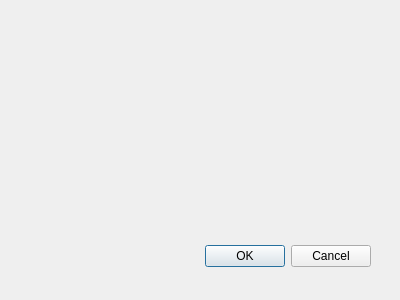
The window that ldsplugin/QgisLdsPlugin_dialog_base.ui (SPlanzer/QGIS-LDS-Plugin) describes before a commit, drawn with Qt 5.
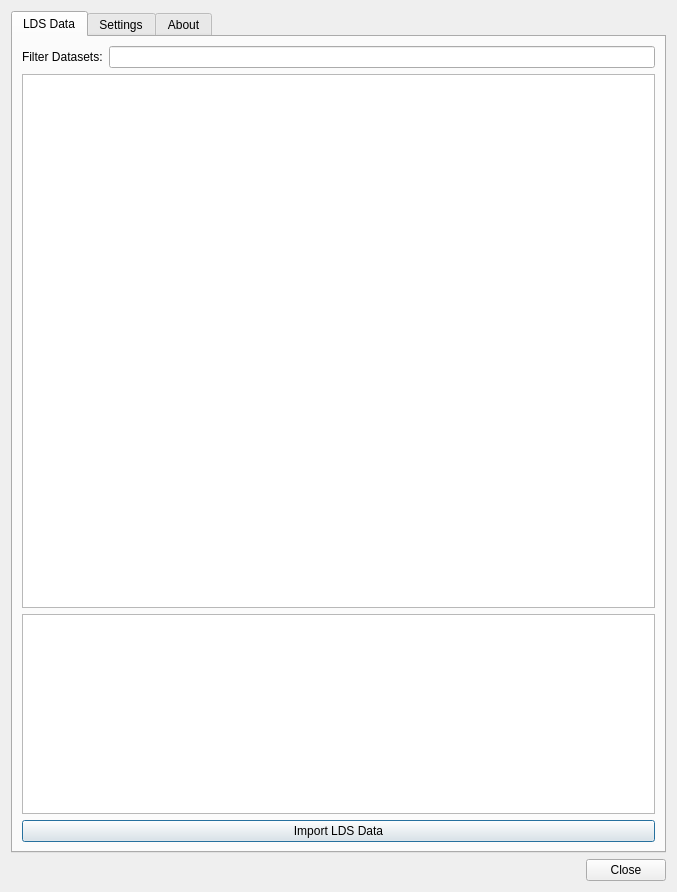
The same window after the commit.

The edit to the form file:
```diff
--- a/ldsplugin/QgisLdsPlugin_dialog_base.ui
+++ b/ldsplugin/QgisLdsPlugin_dialog_base.ui
@@ -1,33 +1,149 @@
 <ui version="4.0" >
  <class>QgisLdsPluginDialogBase</class>
- <widget class="QDialog" name="QgisLdsPluginDialogBase" >
-  <property name="geometry" >
+ <widget class="QDialog" name="QgisLdsPluginDialogBase">
+  <property name="geometry">
    <rect>
     <x>0</x>
     <y>0</y>
-    <width>400</width>
-    <height>300</height>
+    <width>677</width>
+    <height>892</height>
    </rect>
   </property>
   <property name="windowTitle" >
    <string>QGIS-LDS-Plugin</string>
   </property>
-  <widget class="QDialogButtonBox" name="button_box" >
-   <property name="geometry" >
-    <rect>
-     <x>30</x>
-     <y>240</y>
-     <width>341</width>
-     <height>32</height>
-    </rect>
-   </property>
-   <property name="orientation" >
-    <enum>Qt::Horizontal</enum>
-   </property>
-   <property name="standardButtons" >
-    <set>QDialogButtonBox::Cancel|QDialogButtonBox::Ok</set>
-   </property>
-  </widget>
+  <layout class="QVBoxLayout" name="verticalLayout">
+   <item>
+    <widget class="QTabWidget" name="tabWidget">
+     <property name="currentIndex">
+      <number>0</number>
+     </property>
+     <widget class="QWidget" name="tab">
+      <attribute name="title">
+       <string>LDS Data</string>
+      </attribute>
+      <layout class="QGridLayout" name="gridLayout">
+       <item row="3" column="0">
+        <widget class="QPushButton" name="uBtnImport">
+         <property name="text">
+          <string>Import LDS Data</string>
+         </property>
+        </widget>
+       </item>
+       <item row="0" column="0">
+        <layout class="QHBoxLayout" name="horizontalLayout">
+         <item>
+          <widget class="QLabel" name="label">
+           <property name="text">
+            <string>Filter Datasets:</string>
+           </property>
+          </widget>
+         </item>
+         <item>
+          <widget class="QLineEdit" name="uTextFilter"/>
+         </item>
+        </layout>
+       </item>
+       <item row="2" column="0">
+        <widget class="QTextEdit" name="uTextDescription">
+         <property name="maximumSize">
+          <size>
+           <width>16777215</width>
+           <height>200</height>
+          </size>
+         </property>
+        </widget>
+       </item>
+       <item row="1" column="0">
+        <widget class="QTableView" name="uDatasetsTableView">
+         <property name="alternatingRowColors">
+          <bool>true</bool>
+         </property>
+         <property name="selectionMode">
+          <enum>QAbstractItemView::SingleSelection</enum>
+         </property>
+         <property name="selectionBehavior">
+          <enum>QAbstractItemView::SelectRows</enum>
+         </property>
+         <attribute name="horizontalHeaderStretchLastSection">
+          <bool>false</bool>
+         </attribute>
+         <attribute name="verticalHeaderShowSortIndicator" stdset="0">
+          <bool>true</bool>
+         </attribute>
+         <attribute name="verticalHeaderStretchLastSection">
+          <bool>true</bool>
+         </attribute>
+        </widget>
+       </item>
+      </layout>
+     </widget>
+     <widget class="QWidget" name="tab_2">
+      <attribute name="title">
+       <string>Settings</string>
+      </attribute>
+      <layout class="QGridLayout" name="gridLayout_2">
+       <item row="1" column="0">
+        <layout class="QHBoxLayout" name="horizontalLayout_2">
+         <item>
+          <widget class="QLabel" name="label_2">
+           <property name="text">
+            <string>API Key:</string>
+           </property>
+          </widget>
+         </item>
+         <item>
+          <widget class="QLineEdit" name="uTextAPIKey"/>
+         </item>
+         <item>
+          <widget class="QPushButton" name="uBtnSaveKey">
+           <property name="text">
+            <string>Save Key</string>
+           </property>
+          </widget>
+         </item>
+        </layout>
+       </item>
+       <item row="3" column="0">
+        <spacer name="verticalSpacer">
+         <property name="orientation">
+          <enum>Qt::Vertical</enum>
+         </property>
+         <property name="sizeHint" stdset="0">
+          <size>
+           <width>20</width>
+           <height>40</height>
+          </size>
+         </property>
+        </spacer>
+       </item>
+       <item row="0" column="0">
+        <widget class="QLabel" name="label_3">
+         <property name="text">
+          <string>&lt;html&gt;&lt;head/&gt;&lt;body&gt;&lt;p&gt;&lt;span style=&quot; font-weight:600;&quot;&gt;&lt;br/&gt;API KEY:&lt;/span&gt;&lt;/p&gt;&lt;p&gt;Please add your API key here to allow connection to the LINZ Data Service.&lt;br/&gt;For more , please see the &lt;a href=&quot;http://www.linz.govt.nz/data/linz-data-service/guides-and-documentation/creating-an-api-key&quot;&gt;&lt;span style=&quot; text-decoration: underline; color:#0000ff;&quot;&gt;LINZ website&lt;/span&gt;&lt;/a&gt;&lt;/p&gt;&lt;/body&gt;&lt;/html&gt;</string>
+         </property>
+         <property name="openExternalLinks">
+          <bool>true</bool>
+         </property>
+        </widget>
+       </item>
+      </layout>
+     </widget>
+     <widget class="QWidget" name="tab_3">
+      <attribute name="title">
+       <string>About</string>
+      </attribute>
+     </widget>
+    </widget>
+   </item>
+   <item>
+    <widget class="QDialogButtonBox" name="buttonBox">
+     <property name="standardButtons">
+      <set>QDialogButtonBox::Close</set>
+     </property>
+    </widget>
+   </item>
+  </layout>
  </widget>
  <resources/>
  <connections>
```
Left out of the diff: 40 changed lines with no effect on the pictures.
